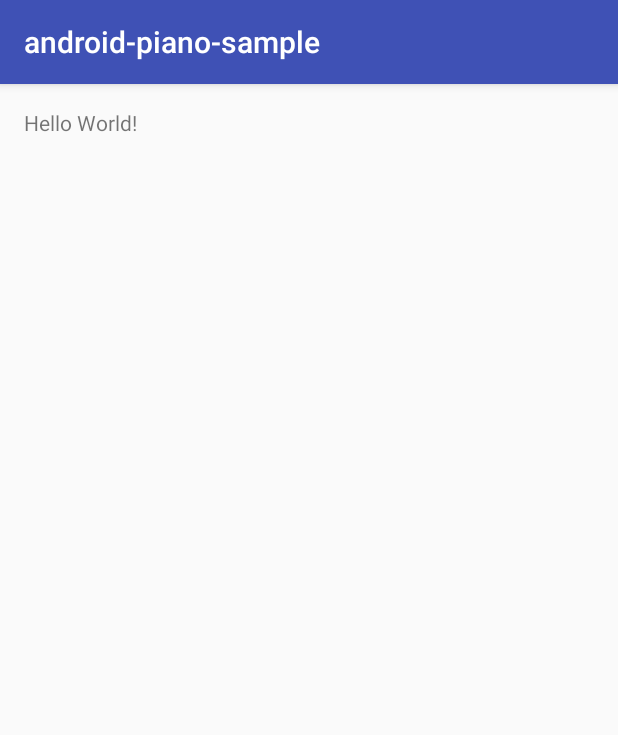
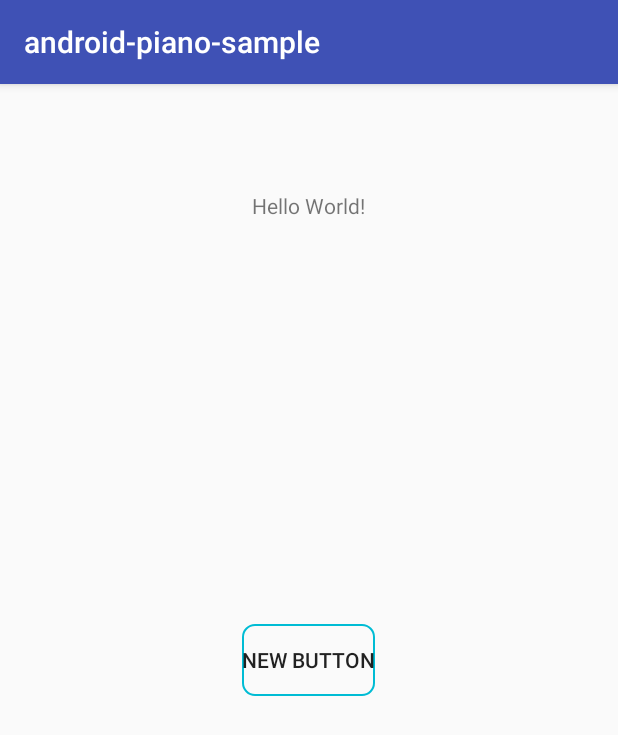
Before and after one commit to rild/android-piano-sample, an Android app: the screen it shows after launch (MainActivity), on a phone screen of 412 x 824 dp. Shown: the top 735 px of the screen. Run offline under Robolectric (Android 15) with nearby library versions, the phone set to English and light mode, and no system bars.

Commit message:
add border button

```diff
--- /dev/null
+++ b/app/src/main/res/drawable/border_button.xml
@@ -0,0 +1,28 @@
+<?xml version="1.0" encoding="utf-8"?>
+<selector xmlns:android="http://schemas.android.com/apk/res/android">
+
+    <item android:state_pressed="true">
+        <shape>
+            <solid android:color="#e3e3e3" />
+            <corners android:radius="8dp" />
+            <stroke android:width="1dp" android:color="#00bcd4" />
+        </shape>
+    </item>
+
+    <item android:state_focused="true">
+        <shape>
+            <solid android:color="#e3e3e3" />
+            <corners android:radius="8dp" />
+            <stroke android:width="1dp" android:color="#00bcd4" />
+        </shape>
+    </item>
+
+    <item>
+        <shape>
+            <solid android:color="#00000000" />
+            <corners android:radius="8dp" />
+            <stroke android:width="1dp" android:color="#00bcd4" />
+        </shape>
+    </item>
+
+</selector>
--- a/app/src/main/res/layout/activity_main.xml
+++ b/app/src/main/res/layout/activity_main.xml
@@ -12,5 +12,17 @@
     <TextView
         android:layout_width="wrap_content"
         android:layout_height="wrap_content"
-        android:text="Hello World!" />
+        android:text="Hello World!"
+        android:layout_alignParentTop="true"
+        android:layout_centerHorizontal="true"
+        android:layout_marginTop="55dp" />
+
+    <Button
+        android:layout_width="wrap_content"
+        android:layout_height="wrap_content"
+        android:background="@drawable/border_button"
+        android:text="New Button"
+        android:id="@+id/button"
+        android:layout_centerVertical="true"
+        android:layout_centerHorizontal="true" />
 </RelativeLayout>
```
Also changed, not shown: 1 other file.
